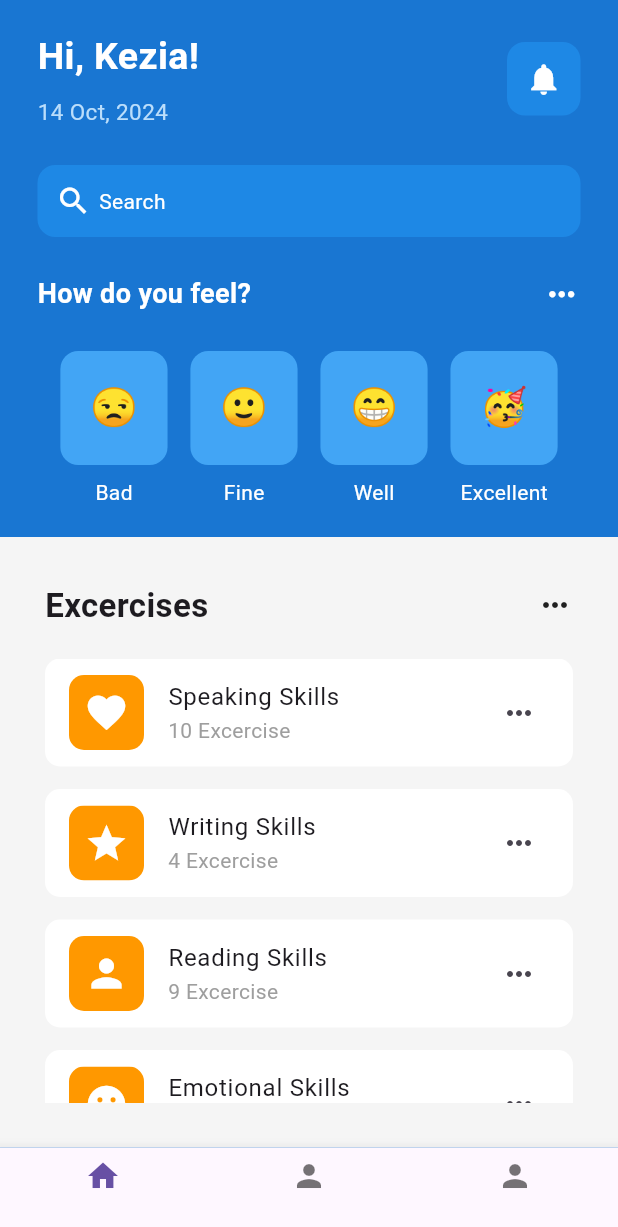
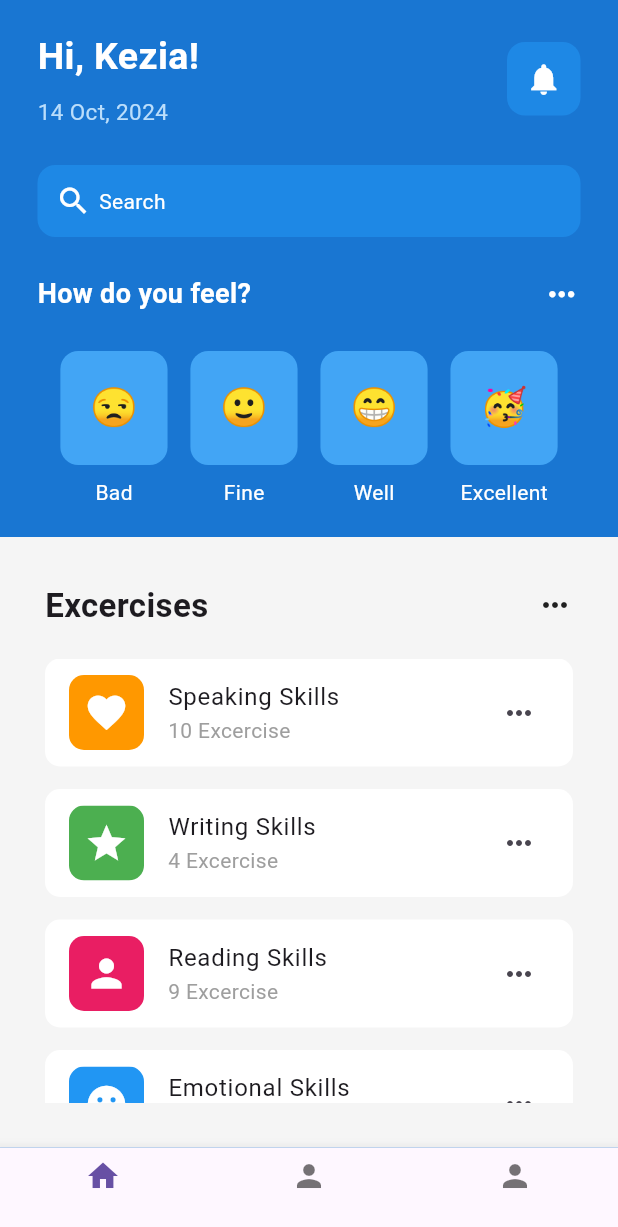
Before and after one commit to Kezia-Cane/Mental_Health_UI, a Flutter app: the screen it shows after launch, on a phone screen of 412 x 824 dp. Shown: the top 1227 px of the screen. Run offline on Flutter 3.47's test engine with Material 3 defaults, Android fonts, the phone set to English and light mode, and no system bars; our stand-ins replace material_color_utilities.

Commit message:
change color icons padding in excercises

```diff
--- a/lib/pages/home_page.dart
+++ b/lib/pages/home_page.dart
@@ -179,24 +179,32 @@ class _HomePageState extends State<HomePage> {
                               icon: Icons.favorite,
                               ExcerciseName: 'Speaking Skills',
                               ExcerciseTime: '10',
+                              color: Colors.orange,
                             ),
                             ExcerciseTile(
                               icon: Icons.star,
                               ExcerciseName: 'Writing Skills',
                               ExcerciseTime: '4',
+                              color: Colors.green,
                             ),
                             ExcerciseTile(
                               icon: Icons.person,
                               ExcerciseName: 'Reading Skills',
-                                ExcerciseTime: '9'),
+                              ExcerciseTime: '9',
+                              color: Colors.pink,
+                            ),
                             ExcerciseTile(
                               icon: Icons.emoji_emotions,
                               ExcerciseName: 'Emotional Skills',
-                                ExcerciseTime: '10'),
+                              ExcerciseTime: '10',
+                              color: Colors.blue,
+                            ),
                             ExcerciseTile(
                               icon: Icons.numbers,
                               ExcerciseName: 'test Skills',
-                                ExcerciseTime: '99'),
+                              ExcerciseTime: '99',
+                              color: Colors.yellow,
+                            ),
                           ],
                         ),
                       ),
--- a/lib/util/excercise_tile.dart
+++ b/lib/util/excercise_tile.dart
@@ -6,11 +6,13 @@ class ExcerciseTile extends StatelessWidget {
   final icon;
   final String ExcerciseName;
   final String ExcerciseTime;
+  final color;
 
   const ExcerciseTile(
       {required this.icon,
       required this.ExcerciseName,
       required this.ExcerciseTime,
+      required this.color,
       super.key});
 
   @override
@@ -25,7 +27,7 @@ class ExcerciseTile extends StatelessWidget {
               borderRadius: BorderRadius.circular(10),
               child: Container(
                   padding: EdgeInsets.all(10),
-                  color: Color(Colors.orange.value),
+                  color: color,
                   child: Icon(
                     icon,
                     color: Colors.white,
```
Lines whose indentation alone changed are shown as unchanged.
